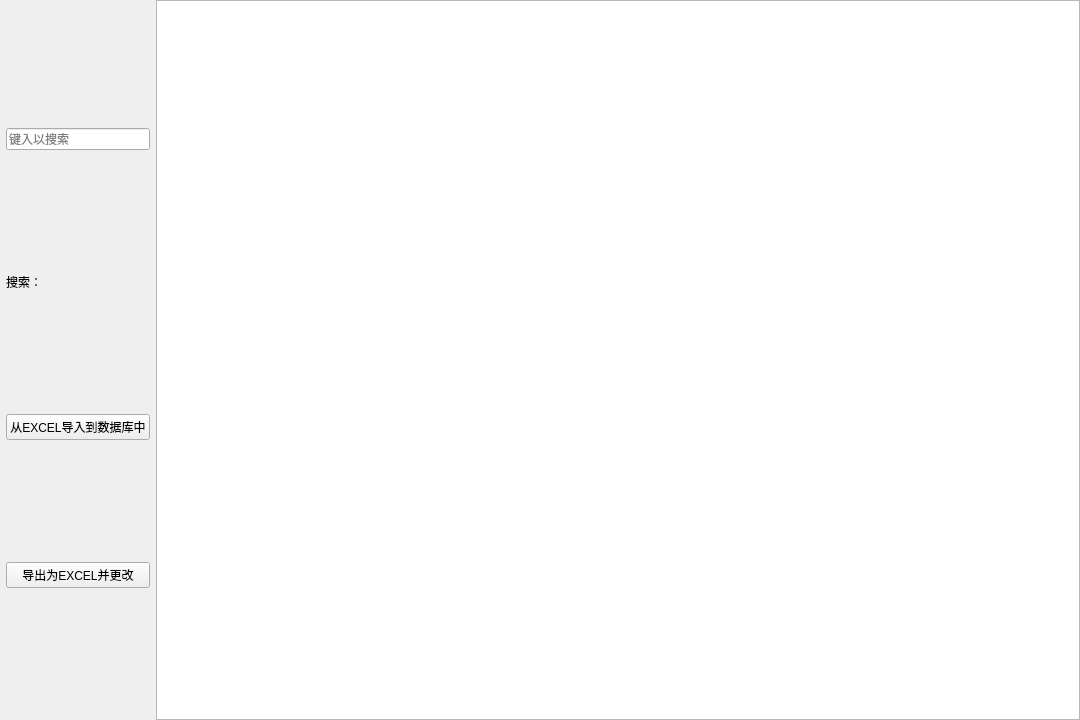
Qt form mainwindow.ui (xutongxin1/TidyComponent) before a commit.
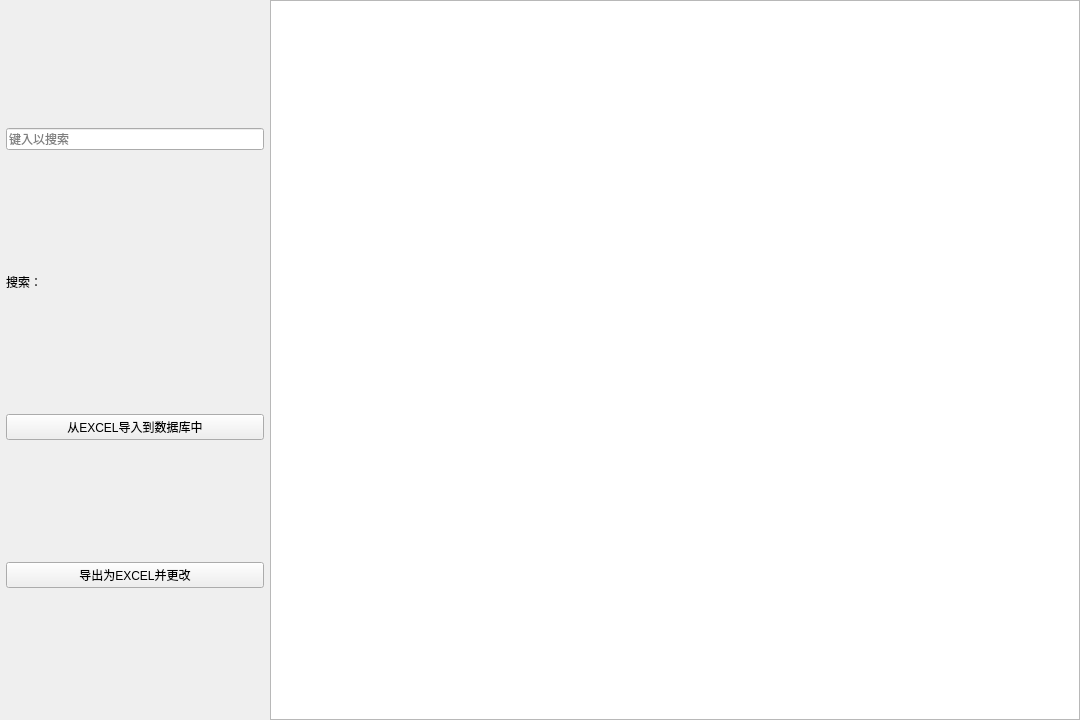
The same form after that commit. Custom widgets are drawn as their Qt base class.

```diff
--- a/mainwindow.ui
+++ b/mainwindow.ui
@@ -26,7 +26,7 @@
    <property name="styleSheet">
     <string notr="true"/>
    </property>
-   <layout class="QHBoxLayout" name="horizontalLayout" stretch="0,5">
+   <layout class="QHBoxLayout" name="horizontalLayout" stretch="1,3">
     <property name="spacing">
      <number>0</number>
     </property>
@@ -108,7 +108,7 @@
      </layout>
     </item>
     <item>
-     <widget class="QTableWidget" name="tableWidget"/>
+     <widget class="ElaTableView" name="tableView"/>
     </item>
    </layout>
   </widget>
@@ -119,6 +119,11 @@
    <extends>QPushButton</extends>
    <header location="global">FluPushButton.h</header>
   </customwidget>
+  <customwidget>
+   <class>ElaTableView</class>
+   <extends>QTableView</extends>
+   <header location="global">ElaTableView.h</header>
+  </customwidget>
  </customwidgets>
  <resources/>
  <connections/>
```
